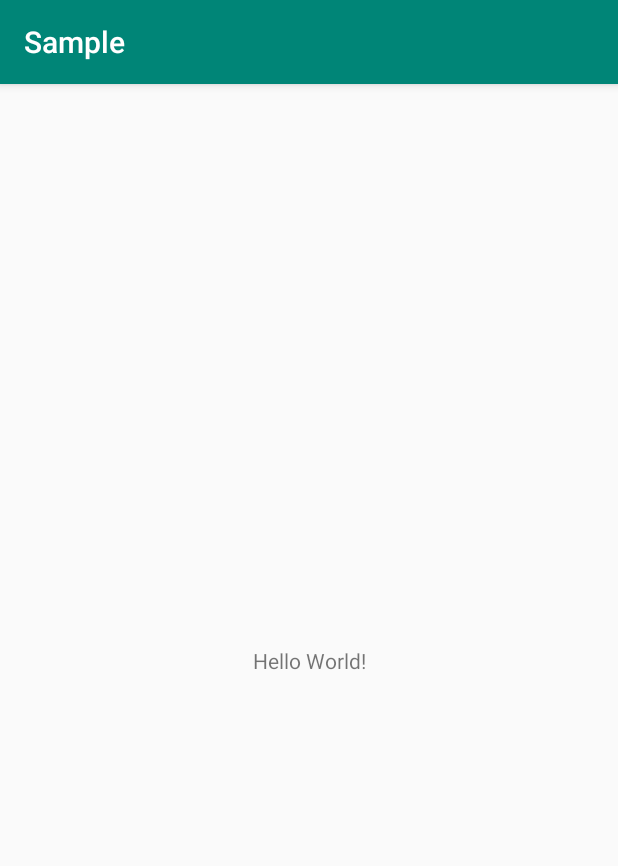
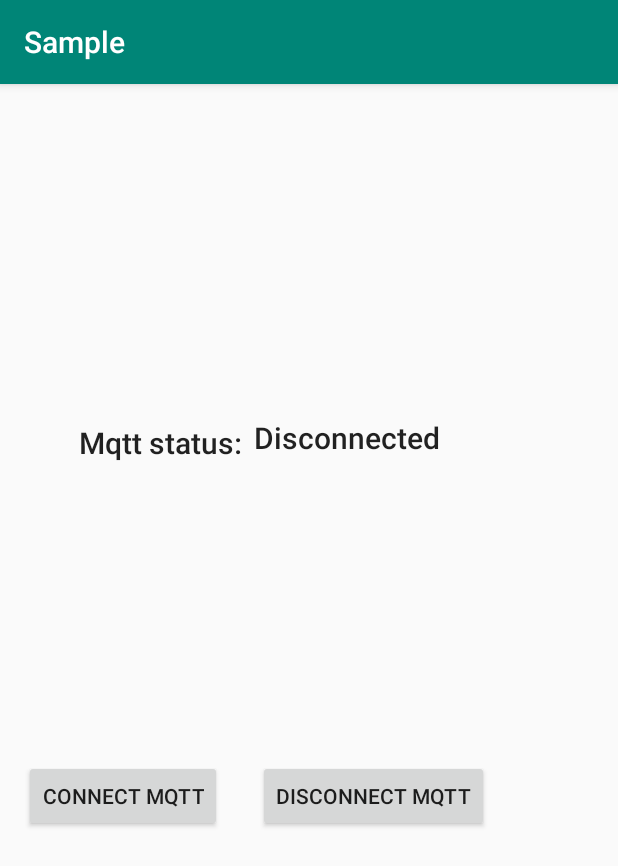
Before and after one commit to sorinirimies/MqttCoroutines, an Android app: the screen it shows after launch (MainActivity), on a phone screen of 412 x 824 dp. Shown: the top 866 px of the screen. Run offline under Robolectric (Android 15) with nearby library versions, the phone set to English and light mode, and no system bars; libraries missing offline, so code that uses them is left out: com.sorinirimies.mqttcoroutines, org.eclipse.paho.

Commit message:
add destroyMqtt method to terminate jobs, also add functional sample connect disconnect

```diff
--- a/mqttcoroutines/build.gradle
+++ b/mqttcoroutines/build.gradle
@@ -30,10 +30,11 @@ android {
 dependencies {
     implementation fileTree(dir: 'libs', include: ['*.jar'])
     implementation "org.jetbrains.kotlin:kotlin-stdlib-jdk7:$kotlin_version"
-    implementation "org.jetbrains.kotlinx:kotlinx-coroutines-core:$coroutinesVersion"
+    api "org.jetbrains.kotlinx:kotlinx-coroutines-core:$coroutinesVersion"
+    api "org.jetbrains.kotlinx:kotlinx-coroutines-android:$coroutinesVersion"
 
     /*MQTT*/
-    implementation "org.eclipse.paho:org.eclipse.paho.client.mqttv3:$mqttVersion"
+    api "org.eclipse.paho:org.eclipse.paho.client.mqttv3:$mqttVersion"
 
     testImplementation 'junit:junit:4.12'
 }
--- a/mqttcoroutines/src/main/java/com/sorinirimies/mqttcoroutines/MqttCoroutineManager.kt
+++ b/mqttcoroutines/src/main/java/com/sorinirimies/mqttcoroutines/MqttCoroutineManager.kt
@@ -1,24 +1,24 @@
 package com.sorinirimies.mqttcoroutines
 
 import android.util.Log
-import kotlinx.coroutines.CoroutineScope
-import kotlinx.coroutines.Dispatchers
-import kotlinx.coroutines.Job
+import kotlinx.coroutines.*
 import kotlinx.coroutines.channels.SendChannel
 import kotlinx.coroutines.channels.actor
 import kotlinx.coroutines.channels.consumeEach
-import kotlinx.coroutines.launch
 import org.eclipse.paho.client.mqttv3.*
 import org.eclipse.paho.client.mqttv3.persist.MemoryPersistence
 import java.util.*
 import kotlin.concurrent.fixedRateTimer
 import kotlin.coroutines.CoroutineContext
 
-internal typealias MqttPayload = (Pair<String, MqttMessage>) -> Unit
-internal typealias MqttConnectionStateListener = (MqttConnectionState) -> Unit
+typealias MqttPayload = (Pair<String, MqttMessage>) -> Unit
+typealias MqttConnectionStateListener = (MqttConnectionState) -> Unit
 
 class MqttCoroutineManager(
-    private val serverUri: String,
+    private val mqttPayload: MqttPayload,
+    private val mqttConnectionStateListener: MqttConnectionStateListener,
+    private val dispatcher: CoroutineDispatcher = Dispatchers.Default,
+    private val serverUrl: String,
     private val clientId: String
 ) : MqttManager, CoroutineScope {
 
@@ -32,7 +32,7 @@ class MqttCoroutineManager(
     private var isMqttClientConnected = false
     private val mqttClient by lazy(LazyThreadSafetyMode.NONE) {
         MqttAsyncClient(
-            serverUri,
+            serverUrl,
             clientId,
             MemoryPersistence()
         )
@@ -40,22 +40,12 @@ class MqttCoroutineManager(
     private var mqttConnectOptions: MqttConnectOptions? = null
     private var explicitDisconnection = false
     private val tag = MqttCoroutineManager::class.java.simpleName
+    private val mqttPayloadChannel: SendChannel<Pair<String, MqttMessage>> =
+        actor { channel.consumeEach { mqttPayload.invoke(it) } }
+    private val mqttConnectionStatusChannel: SendChannel<MqttConnectionState> =
+        actor { channel.consumeEach { mqttConnectionStateListener.invoke(it) } }
+    override val coroutineContext: CoroutineContext get() = job + dispatcher
 
-    private var mqttPayload: MqttPayload? = null
-    private var mqttConnectionStateListener: MqttConnectionStateListener? = null
-    private val mqttPayloadChannel: SendChannel<Pair<String, MqttMessage>> =
-        actor { channel.consumeEach { mqttPayload?.invoke(it) } }
-    private val mqttConnectionStatusChannel: SendChannel<MqttConnectionState> =
-        actor { channel.consumeEach { mqttConnectionStateListener?.invoke(it) } }
-    override val coroutineContext: CoroutineContext get() = job + Dispatchers.Default
-
-    override fun subscribeToMqttPayload(mqttPayload: MqttPayload) {
-        this.mqttPayload = mqttPayload
-    }
-
-    override fun subscribeToMqttConnectionState(mqttConnectionStateListener: MqttConnectionStateListener) {
-        this.mqttConnectionStateListener = mqttConnectionStateListener
-    }
 
     override fun connect(
         topics: Array<String>,
@@ -63,10 +53,10 @@ class MqttCoroutineManager(
         mqttConnectOptions: MqttConnectOptions?,
         retryInterval: Long,
         maxNumberOfRetries: Int
-    ): Boolean {
+    ) {
         if (isMqttClientConnected) {
             Log.i(tag, "connect was called although the mqttClient is already connected.")
-            return isMqttClientConnected
+            return
         }
         job.start()
         this@MqttCoroutineManager.topics = topics
@@ -74,16 +64,17 @@ class MqttCoroutineManager(
         this@MqttCoroutineManager.retryInterval = retryInterval
         this@MqttCoroutineManager.qos = qos
         this@MqttCoroutineManager.mqttConnectOptions = mqttConnectOptions
-        mqttClient.setCallback(mqttMessageCallback)
         try {
             sendMqttConnectionStatus(MqttConnectionState.CONNECTING)
             mqttClient.connect(mqttConnectOptions, null, connectAction)
-        } catch (cause: MqttException) {
+        } catch (e: Exception) {
             isMqttClientConnected = false
             sendMqttConnectionStatus(MqttConnectionState.CONNECTION_FAILED)
-            Log.e(tag, "MQTT connecting issue: $cause")
+            when (e) {
+                is MqttException -> Log.e(tag, "MQTT connection issue: $e")
+                is IllegalArgumentException -> Log.e(tag, "MQTT illegal argument exception: $e")
+            }
         }
-        return isMqttClientConnected
     }
 
     private val mqttMessageCallback = object : MqttCallback {
@@ -100,7 +91,6 @@ class MqttCoroutineManager(
             Log.d(cause.message, "MQTT connection lost!")
             isMqttClientConnected = false
             if (explicitDisconnection) {
-                job.cancel()
                 return
             }
             resetTimer()
@@ -130,6 +120,7 @@ class MqttCoroutineManager(
 
         override fun onSuccess(asyncActionToken: IMqttToken?) {
             isMqttClientConnected = true
+            mqttClient.setCallback(mqttMessageCallback)
             sendMqttConnectionStatus(MqttConnectionState.CONNECTED)
             Log.d(MqttCoroutineManager::class.java.simpleName, "MQTT connected")
             mqttClient.subscribe(topics, qos, null, mqttSubscriptionResult)
@@ -151,13 +142,17 @@ class MqttCoroutineManager(
             sendMqttConnectionStatus(MqttConnectionState.DISCONNECTED)
             isMqttClientConnected = false
             explicitDisconnection = true
-            job.cancel()
         }
 
         override fun onFailure(asyncActionToken: IMqttToken?, exception: Throwable) {
             Log.e(tag, "Disconnection failed: $exception")
             sendMqttConnectionStatus(MqttConnectionState.DISCONNECTION_FAILED)
         }
+    }
+
+    override fun destroyMqttClient() {
+        job.cancel()
+        disconnect()
     }
 
     override fun disconnect() {
--- a/mqttcoroutines/src/main/java/com/sorinirimies/mqttcoroutines/MqttManager.kt
+++ b/mqttcoroutines/src/main/java/com/sorinirimies/mqttcoroutines/MqttManager.kt
@@ -21,14 +21,13 @@ interface MqttManager {
         mqttConnectOptions: MqttConnectOptions? = null,
         retryInterval: Long = 4000L,
         maxNumberOfRetries: Int = 4
-    ): Boolean
-
-    fun subscribeToMqttPayload(mqttPayload: MqttPayload)
-
-    fun subscribeToMqttConnectionState(mqttConnectionStateListener: MqttConnectionStateListener)
+    )
 
     /**
      * Disconnects the mqtt client
      */
     fun disconnect()
+
+    /**Close down completely the mqtt client*/
+    fun destroyMqttClient()
 }
--- a/sample/src/main/java/com/sorinirimies/mqttcoroutines/sample/MainActivity.kt
+++ b/sample/src/main/java/com/sorinirimies/mqttcoroutines/sample/MainActivity.kt
@@ -1,18 +1,27 @@
 package com.sorinirimies.mqttcoroutines.sample
 
-import android.support.v7.app.AppCompatActivity
 import android.os.Bundle
 import android.provider.Settings
+import android.support.v7.app.AppCompatActivity
 import android.util.Log
+import com.sorinirimies.mqttcoroutines.MqttConnectionStateListener
 import com.sorinirimies.mqttcoroutines.MqttCoroutineManager
+import com.sorinirimies.mqttcoroutines.MqttPayload
+import kotlinx.android.synthetic.main.activity_main.*
+import kotlinx.coroutines.Dispatchers
+import org.eclipse.paho.client.mqttv3.MqttConnectOptions
 
 class MainActivity : AppCompatActivity() {
     private val mqttManager by lazy {
         MqttCoroutineManager(
-            "",
-            Settings.Secure.getString(
+                mqttPayload = mqttPayloadListener,
+                mqttConnectionStateListener = mqttConnectionStateListener,
+                dispatcher = Dispatchers.Main,
+                serverUrl = "tcp://test.mosquitto.org:1883",
+                clientId = Settings.Secure.getString(
                         this.contentResolver,
                         Settings.Secure.ANDROID_ID
+
                 )
         )
     }
@@ -20,18 +29,25 @@ class MainActivity : AppCompatActivity() {
     override fun onCreate(savedInstanceState: Bundle?) {
         super.onCreate(savedInstanceState)
         setContentView(R.layout.activity_main)
-        mqttManager.connect(arrayOf("vehicle/color"), intArrayOf(0)).also { mqttConnected ->
-            if (mqttConnected) {
-                mqttManager.subscribeToMqttPayload { mqttPayload ->
+        btnStartMqtt.setOnClickListener {
+            mqttManager.connect(
+                    arrayOf("vehicle/color"),
+                    intArrayOf(0), mqttConnectOptions = MqttConnectOptions()
+            )
+        }
+        btnStopMqtt.setOnClickListener { mqttManager.disconnect() }
+    }
+
+    private val mqttConnectionStateListener: MqttConnectionStateListener = { connectionState ->
+        tvMqttConnection.text = "$connectionState"
+        Log.i(MainActivity::class.java.simpleName, "Connection state is: $connectionState")
+    }
+
+    private val mqttPayloadListener: MqttPayload = { mqttPayload ->
         Log.i(
                 MainActivity::class.java.simpleName,
                 "Mqtt payload is: ${mqttPayload.first} ${mqttPayload.second}"
         )
     }
-                mqttManager.subscribeToMqttConnectionState { connectionState ->
-                    Log.i(MainActivity::class.java.simpleName, "Connection state is: $connectionState")
+
 }
-            }
-        }
-    }
-}
--- a/sample/src/main/res/layout/activity_main.xml
+++ b/sample/src/main/res/layout/activity_main.xml
@@ -1,19 +1,56 @@
 <?xml version="1.0" encoding="utf-8"?>
-<android.support.constraint.ConstraintLayout
-        xmlns:android="http://schemas.android.com/apk/res/android"
+<android.support.constraint.ConstraintLayout xmlns:android="http://schemas.android.com/apk/res/android"
+    xmlns:app="http://schemas.android.com/apk/res-auto"
     xmlns:tools="http://schemas.android.com/tools"
-        xmlns:app="http://schemas.android.com/apk/res-auto"
     android:layout_width="match_parent"
     android:layout_height="match_parent"
     tools:context=".MainActivity">
 
     <TextView
+        android:id="@+id/tvMqttConnectionLabel"
         android:layout_width="wrap_content"
         android:layout_height="wrap_content"
-            android:text="Hello World!"
+        android:text="Mqtt status:"
+        android:textAppearance="@style/Base.TextAppearance.AppCompat.Title"
         app:layout_constraintBottom_toBottomOf="parent"
+        app:layout_constraintHorizontal_bias="0.173"
         app:layout_constraintLeft_toLeftOf="parent"
         app:layout_constraintRight_toRightOf="parent"
-            app:layout_constraintTop_toTopOf="parent"/>
+        app:layout_constraintTop_toTopOf="parent"
+        app:layout_constraintVertical_bias="0.304" />
+
+    <TextView
+            android:id="@+id/tvMqttConnection"
+            android:layout_width="wrap_content"
+            android:layout_height="wrap_content"
+            android:layout_marginStart="8dp"
+            android:text="Disconnected"
+            android:textAppearance="@style/TextAppearance.AppCompat.Title"
+            app:layout_constraintBottom_toBottomOf="parent"
+            app:layout_constraintStart_toEndOf="@+id/tvMqttConnectionLabel"
+            app:layout_constraintTop_toTopOf="parent"
+            app:layout_constraintVertical_bias="0.3" app:layout_constraintEnd_toEndOf="parent"
+            app:layout_constraintHorizontal_bias="0.0"/>
+
+    <Button
+        android:id="@+id/btnStartMqtt"
+        android:layout_width="wrap_content"
+        android:layout_height="wrap_content"
+        android:layout_marginStart="16dp"
+        android:layout_marginLeft="16dp"
+        android:layout_marginBottom="269dp"
+        android:text="Connect MQTT"
+        app:layout_constraintBottom_toBottomOf="parent"
+        app:layout_constraintStart_toStartOf="parent" />
+
+    <Button
+        android:id="@+id/btnStopMqtt"
+        android:layout_width="wrap_content"
+        android:layout_height="wrap_content"
+        android:layout_marginStart="24dp"
+        android:text="Disconnect MQTT"
+        app:layout_constraintBaseline_toBaselineOf="@+id/btnStartMqtt"
+        app:layout_constraintStart_toEndOf="@+id/btnStartMqtt" />
+
 
 </android.support.constraint.ConstraintLayout>
```
Lines whose indentation alone changed are shown as unchanged.
